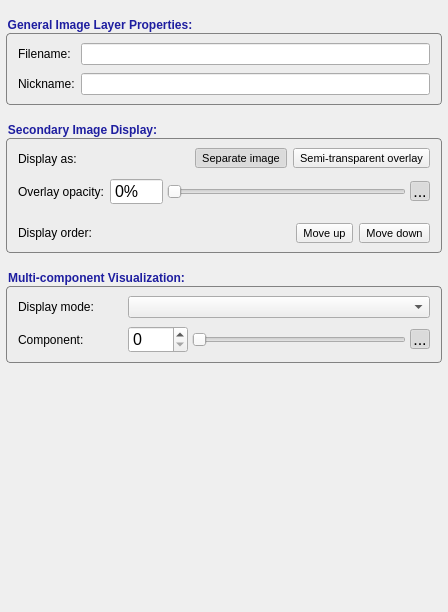
Above: GUI/Qt/Components/GeneralLayerInspector.ui from pyushkevich/itksnap before the change. Below: the same form after it.
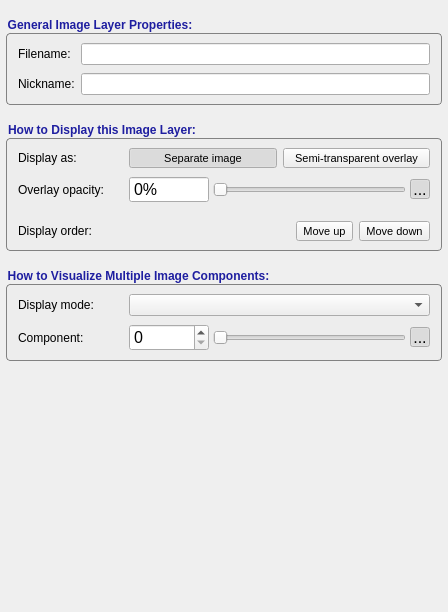
That is the form after the change. Icons and pictures are not drawn.

Commit message: Fixed VTK renderer font sizes for retina display

The edit to the form file:
```diff
--- a/GUI/Qt/Components/GeneralLayerInspector.ui
+++ b/GUI/Qt/Components/GeneralLayerInspector.ui
@@ -124,9 +124,9 @@
 }</string>
      </property>
      <property name="title">
-      <string>Secondary Image Display:</string>
+      <string>How to Display this Image Layer:</string>
      </property>
-     <layout class="QGridLayout" name="gridLayout_2" rowstretch="0,0,0,0">
+     <layout class="QGridLayout" name="gridLayout_2" rowstretch="0,0,0,0" columnminimumwidth="105,0">
       <property name="leftMargin">
        <number>6</number>
       </property>
@@ -168,6 +168,15 @@
          </property>
          <item>
           <widget class="QSpinBox" name="inOpacityValue">
+           <property name="minimumSize">
+            <size>
+             <width>80</width>
+             <height>0</height>
+            </size>
+           </property>
+           <property name="toolTip">
+            <string>&lt;html&gt;&lt;head/&gt;&lt;body&gt;&lt;p&gt;Adjust the opacity of the image when it is displayed as a semi-transparent overlay.&lt;/p&gt;&lt;/body&gt;&lt;/html&gt;</string>
+           </property>
            <property name="buttonSymbols">
             <enum>QAbstractSpinBox::NoButtons</enum>
            </property>
@@ -239,7 +248,7 @@
         <property name="styleSheet">
          <string notr="true"/>
         </property>
-        <layout class="QHBoxLayout" name="horizontalLayout_5" stretch="0,1,1">
+        <layout class="QHBoxLayout" name="horizontalLayout_5" stretch="1,1">
          <property name="spacing">
           <number>6</number>
          </property>
@@ -253,23 +262,16 @@
           <number>0</number>
          </property>
          <property name="bottomMargin">
-          <number>2</number>
+          <number>0</number>
          </property>
-         <item>
-          <spacer name="horizontalSpacer_2">
-           <property name="orientation">
-            <enum>Qt::Horizontal</enum>
-           </property>
-           <property name="sizeHint" stdset="0">
-            <size>
-             <width>2</width>
-             <height>20</height>
-            </size>
-           </property>
-          </spacer>
-         </item>
          <item>
           <widget class="QToolButton" name="btnUnpin">
+           <property name="sizePolicy">
+            <sizepolicy hsizetype="Minimum" vsizetype="Fixed">
+             <horstretch>0</horstretch>
+             <verstretch>0</verstretch>
+            </sizepolicy>
+           </property>
            <property name="toolTip">
             <string>Place this image layer earlier in the workspace. This affects the order in which the layers are layed out and rendered.</string>
            </property>
@@ -302,6 +304,12 @@
          </item>
          <item>
           <widget class="QToolButton" name="btnPin">
+           <property name="sizePolicy">
+            <sizepolicy hsizetype="Minimum" vsizetype="Fixed">
+             <horstretch>0</horstretch>
+             <verstretch>0</verstretch>
+            </sizepolicy>
+           </property>
            <property name="toolTip">
             <string>Place this image layer earlier in the workspace. This affects the order in which the layers are layed out and rendered.</string>
            </property>
@@ -461,9 +469,9 @@
    <item>
     <widget class="QGroupBox" name="grpMulticomponent">
      <property name="title">
-      <string>Multi-component Visualization:</string>
+      <string>How to Visualize Multiple Image Components:</string>
      </property>
-     <layout class="QGridLayout" name="gridLayout" columnminimumwidth="104,0">
+     <layout class="QGridLayout" name="gridLayout" columnminimumwidth="105,0">
       <property name="leftMargin">
        <number>6</number>
       </property>
@@ -527,7 +535,7 @@
           <widget class="QSpinBox" name="inComponent">
            <property name="minimumSize">
             <size>
-             <width>60</width>
+             <width>80</width>
              <height>0</height>
             </size>
            </property>
```
Left out of the diff: 26 changed lines with no effect on the pictures. The commit also changes 45 other files.
